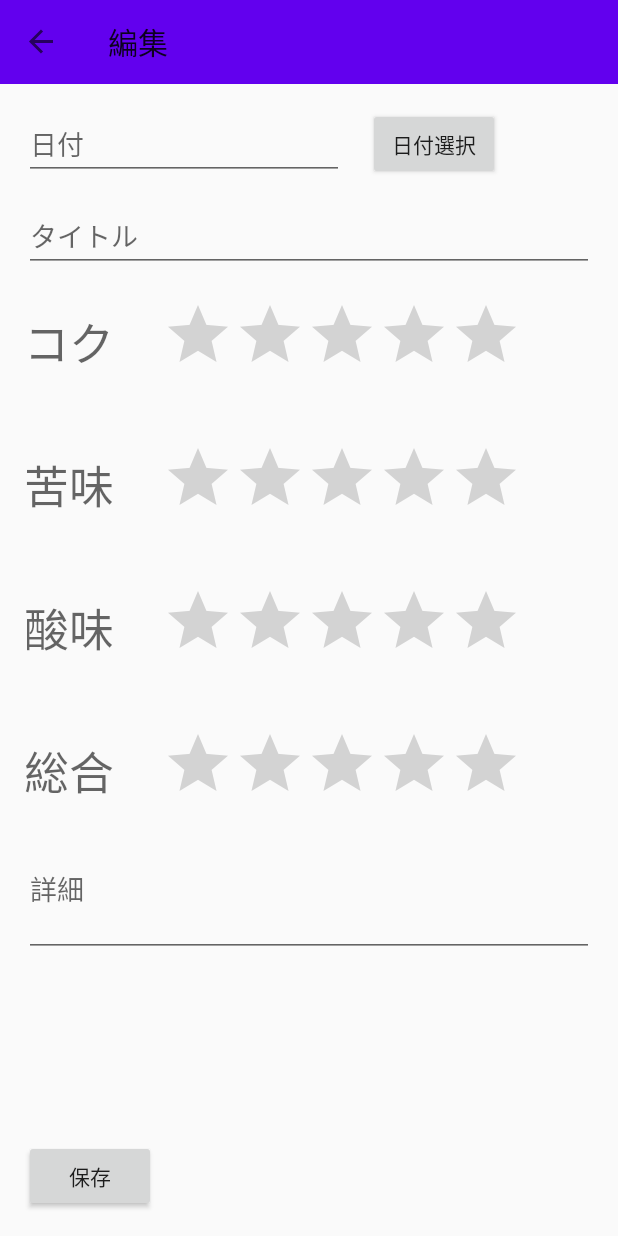
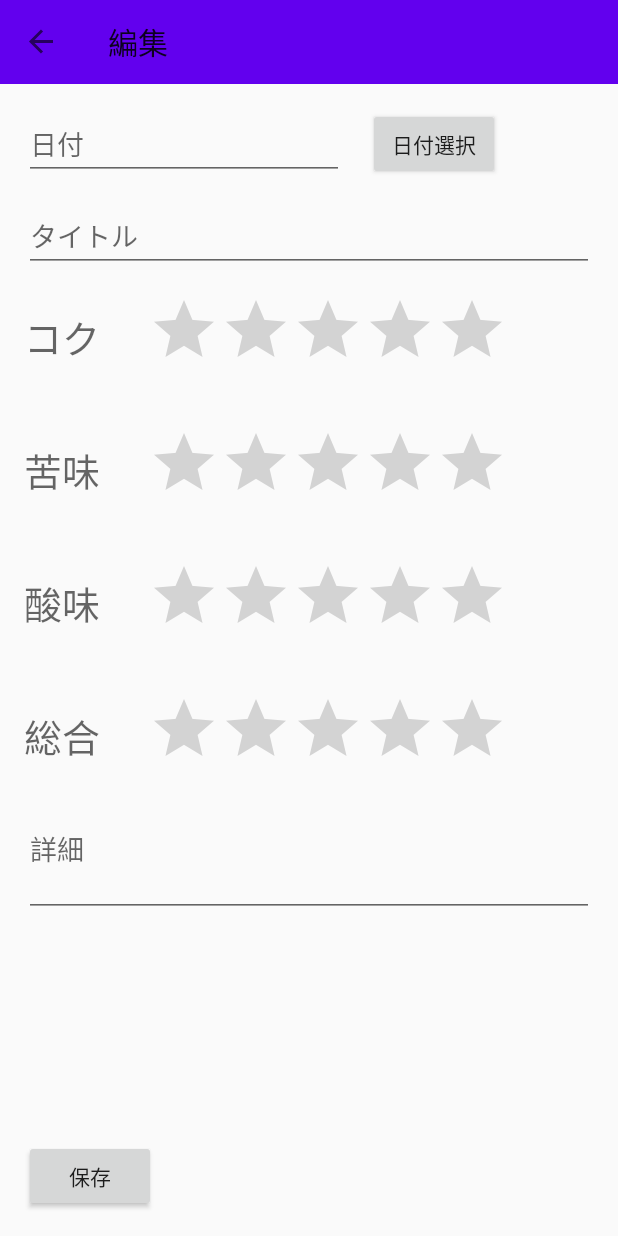
Before and after one commit to tosh541/CoffeeNote, an Android app: the CoffeeNoteEditFragment screen opened through its navigation route, on a phone screen of 412 x 824 dp. Run offline under Robolectric (Android 15) with nearby library versions, the phone set to English and light mode, and no system bars; our stand-ins replace navigation-ui; libraries missing offline, so code that uses them is left out: io.realm, io.realm.kotlin; 7 statements that could not run were skipped.

Commit message:
文字サイズを変更

```diff
--- a/app/src/main/res/layout/fragment_coffee_note_edit.xml
+++ b/app/src/main/res/layout/fragment_coffee_note_edit.xml
@@ -17,7 +17,7 @@
         android:text="@string/total_text"
         android:textAlignment="center"
         android:textAppearance="@style/TextAppearance.AppCompat.Display1"
-        android:textSize="30dp"
+        android:textSize="25dp"
         app:layout_constraintStart_toStartOf="parent"
         app:layout_constraintTop_toBottomOf="@+id/sour" />
 
@@ -115,7 +115,7 @@
         android:text="@string/rich_text"
         android:textAlignment="center"
         android:textAppearance="@style/TextAppearance.AppCompat.Display1"
-        android:textSize="30dp"
+        android:textSize="25dp"
         app:layout_constraintStart_toStartOf="parent"
         app:layout_constraintTop_toBottomOf="@+id/titleEdit" />
 
@@ -129,7 +129,7 @@
         android:text="@string/bitter_text"
         android:textAlignment="center"
         android:textAppearance="@style/TextAppearance.AppCompat.Display1"
-        android:textSize="30dp"
+        android:textSize="25dp"
         app:layout_constraintStart_toStartOf="parent"
         app:layout_constraintTop_toBottomOf="@+id/rich" />
 
@@ -152,7 +152,7 @@
         android:text="@string/sour_text"
         android:textAlignment="center"
         android:textAppearance="@style/TextAppearance.AppCompat.Display1"
-        android:textSize="30dp"
+        android:textSize="25dp"
         app:layout_constraintStart_toStartOf="parent"
         app:layout_constraintTop_toBottomOf="@+id/bitter" />
 
```
